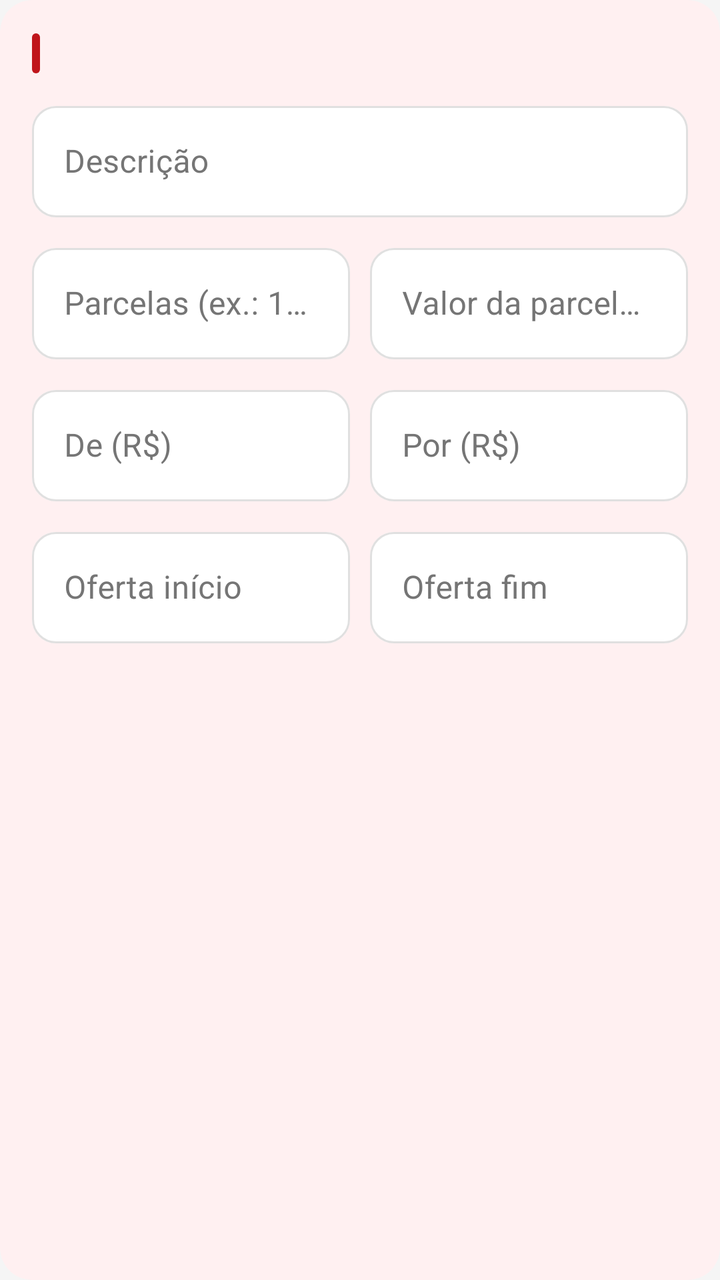
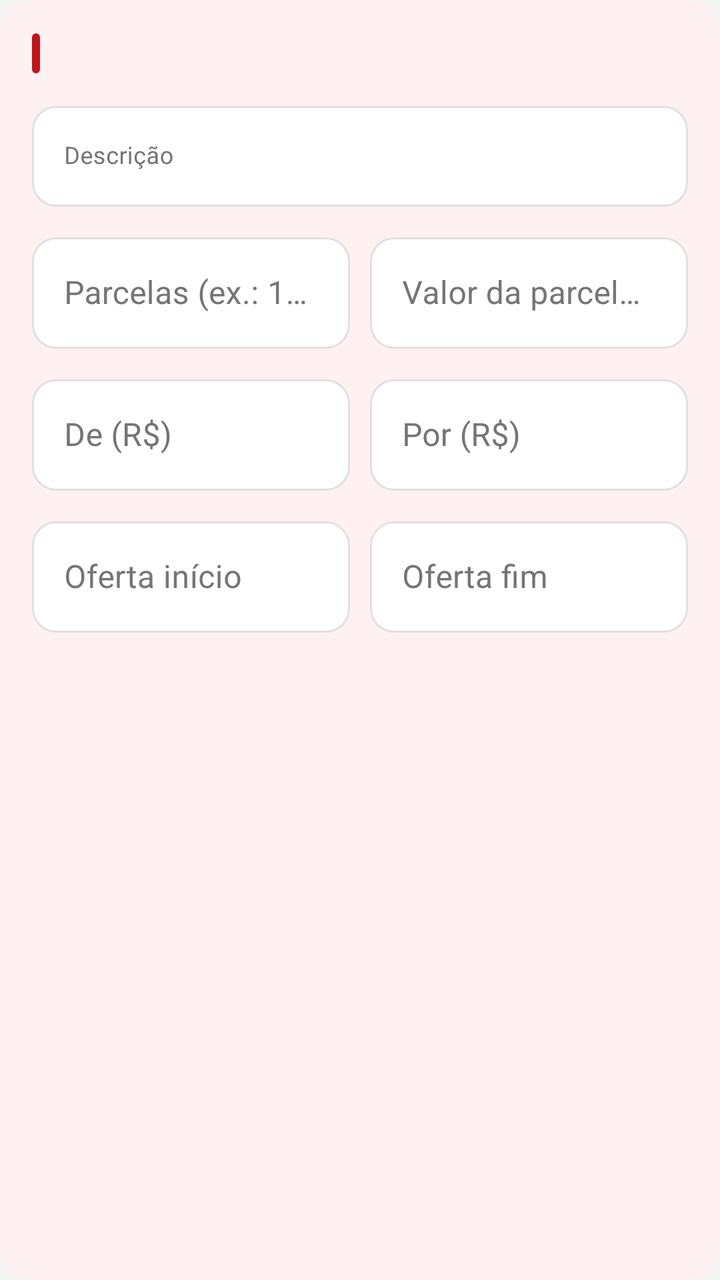

Before-and-after screenshots of an Android layout around one commit, followed by the original layout XML and the change that was made.
<!-- AndroidManifest.xml: application theme AppTheme.NoActionBar -->
<!-- res/layout/item_eletro_semana.xml -->
<?xml version="1.0" encoding="utf-8"?>
<com.google.android.material.card.MaterialCardView xmlns:android="http://schemas.android.com/apk/res/android"
    xmlns:app="http://schemas.android.com/apk/res-auto"
    android:layout_width="match_parent"
    android:layout_height="wrap_content"
    android:layout_marginBottom="16dp"
    app:cardBackgroundColor="#FFF0F1"
    app:cardCornerRadius="16dp"
    app:cardElevation="0dp"
    app:strokeWidth="0dp">

    <LinearLayout
        android:layout_width="match_parent"
        android:layout_height="wrap_content"
        android:orientation="vertical"
        android:padding="16dp">

        <LinearLayout
            android:layout_width="match_parent"
            android:layout_height="wrap_content"
            android:layout_marginBottom="10dp"
            android:gravity="center_vertical"
            android:orientation="horizontal">

            <View
                android:layout_width="4dp"
                android:layout_height="20dp"
                android:background="@drawable/bg_red_bar" />

            <Space
                android:layout_width="8dp"
                android:layout_height="1dp" />

            <TextView
                android:id="@+id/tvItemEletro"
                android:layout_width="match_parent"
                android:layout_height="wrap_content"
                android:textColor="#C0151B"
                android:textSize="16sp"
                android:textStyle="bold" />
        </LinearLayout>

        <com.google.android.material.textfield.TextInputLayout
            style="@style/EletroInputLayout"
            android:layout_width="match_parent"
            android:layout_height="wrap_content"
            android:layout_marginBottom="10dp"
            android:hint="Descrição">

            <com.google.android.material.textfield.TextInputEditText
                android:id="@+id/etDescricaoEletro"
                android:layout_width="match_parent"
                android:layout_height="wrap_content"
                android:inputType="textCapCharacters"
                android:maxLines="1" />
        </com.google.android.material.textfield.TextInputLayout>

        <LinearLayout
            android:layout_width="match_parent"
            android:layout_height="wrap_content"
            android:layout_marginBottom="10dp"
            android:orientation="horizontal">

            <com.google.android.material.textfield.TextInputLayout
                style="@style/EletroInputLayout"
                android:layout_width="0dp"
                android:layout_height="wrap_content"
                android:layout_weight="1"
                android:hint="Parcelas (ex.: 10x)">

                <com.google.android.material.textfield.TextInputEditText
                    android:id="@+id/etParcelasEletro"
                    android:layout_width="match_parent"
                    android:layout_height="wrap_content"
                    android:inputType="number"
                    android:maxLines="1" />
            </com.google.android.material.textfield.TextInputLayout>

            <com.google.android.material.textfield.TextInputLayout
                style="@style/EletroInputLayout"
                android:layout_width="0dp"
                android:layout_height="wrap_content"
                android:layout_marginStart="10dp"
                android:layout_weight="1"
                android:hint="Valor da parcela (R$)">

                <com.google.android.material.textfield.TextInputEditText
                    android:id="@+id/etValorParcelaEletro"
                    android:layout_width="match_parent"
                    android:layout_height="wrap_content"
                    android:digits="0123456789.,"
                    android:inputType="numberDecimal"
                    android:maxLines="1" />
            </com.google.android.material.textfield.TextInputLayout>
        </LinearLayout>

        <LinearLayout
            android:layout_width="match_parent"
            android:layout_height="wrap_content"
            android:layout_marginBottom="10dp"
            android:orientation="horizontal">

            <com.google.android.material.textfield.TextInputLayout
                style="@style/EletroInputLayout"
                android:layout_width="0dp"
                android:layout_height="wrap_content"
                android:layout_weight="1"
                android:hint="De (R$)">

                <com.google.android.material.textfield.TextInputEditText
                    android:id="@+id/etDeEletro"
                    android:layout_width="match_parent"
                    android:layout_height="wrap_content"
                    android:digits="0123456789.,"
                    android:inputType="numberDecimal"
                    android:maxLines="1" />
            </com.google.android.material.textfield.TextInputLayout>

            <com.google.android.material.textfield.TextInputLayout
                style="@style/EletroInputLayout"
                android:layout_width="0dp"
                android:layout_height="wrap_content"
                android:layout_marginStart="10dp"
                android:layout_weight="1"
                android:hint="Por (R$)">

                <com.google.android.material.textfield.TextInputEditText
                    android:id="@+id/etPorEletro"
                    android:layout_width="match_parent"
                    android:layout_height="wrap_content"
                    android:digits="0123456789.,"
                    android:inputType="numberDecimal"
                    android:maxLines="1" />
            </com.google.android.material.textfield.TextInputLayout>
        </LinearLayout>

        <LinearLayout
            android:layout_width="match_parent"
            android:layout_height="wrap_content"
            android:orientation="horizontal">

            <com.google.android.material.textfield.TextInputLayout
                style="@style/EletroInputLayout"
                android:layout_width="0dp"
                android:layout_height="wrap_content"
                android:layout_weight="1"
                android:hint="Oferta início">

                <com.google.android.material.textfield.TextInputEditText
                    android:id="@+id/etInicioEletro"
                    android:layout_width="match_parent"
                    android:layout_height="wrap_content"
                    android:inputType="number"
                    android:maxLength="10"
                    android:maxLines="1" />
            </com.google.android.material.textfield.TextInputLayout>

            <com.google.android.material.textfield.TextInputLayout
                style="@style/EletroInputLayout"
                android:layout_width="0dp"
                android:layout_height="wrap_content"
                android:layout_marginStart="10dp"
                android:layout_weight="1"
                android:hint="Oferta fim">

                <com.google.android.material.textfield.TextInputEditText
                    android:id="@+id/etFimEletro"
                    android:layout_width="match_parent"
                    android:layout_height="wrap_content"
                    android:inputType="number"
                    android:maxLength="10"
                    android:maxLines="1" />
            </com.google.android.material.textfield.TextInputLayout>
        </LinearLayout>
    </LinearLayout>
</com.google.android.material.card.MaterialCardView>
<!-- resources referenced by this layout -->
<resources>
  <!-- drawable bg_red_bar (drawable) -->
  <?xml version="1.0" encoding="utf-8"?>
  <shape xmlns:android="http://schemas.android.com/apk/res/android"
      android:shape="rectangle">
      <solid android:color="#C0151B" />
      <corners android:radius="2dp" />
  </shape>
  <style name="EletroInputLayout" parent="Widget.MaterialComponents.TextInputLayout.OutlinedBox">
          <item name="boxBackgroundColor">@android:color/white</item>
          <item name="boxStrokeWidth">1dp</item>
          <item name="boxStrokeColor">@color/tint_editavel_stroke</item>
          <item name="hintTextColor">@color/tint_editavel_hint</item>
          <item name="boxCornerRadiusTopStart">12dp</item>
          <item name="boxCornerRadiusTopEnd">12dp</item>
          <item name="boxCornerRadiusBottomStart">12dp</item>
          <item name="boxCornerRadiusBottomEnd">12dp</item>
          <item name="hintTextAppearance">@style/EditavelHint</item>
          <item name="android:textColorHint">#757575</item>
      </style>
  <style name="AppTheme.NoActionBar" parent="Theme.MaterialComponents.Light.NoActionBar">
          <item name="colorPrimary">@color/primary</item>
          <item name="colorPrimaryVariant">@color/primary_dark</item>
          <item name="colorSecondary">@color/accent</item>
          <item name="android:windowBackground">@color/gray_100</item>
          <item name="android:textColor">@color/gray_900</item>
          <item name="android:statusBarColor">@color/primary</item>
      </style>
  <style name="EditavelHint" parent="TextAppearance.MaterialComponents.Body2">
          <item name="android:textSize">12sp</item>
      </style>
  <color name="primary">#D7193F</color>
  <color name="primary_dark">#B0172F</color>
  <color name="accent">#4CAF50</color>
  <color name="gray_100">#F5F5F5</color>
  <color name="gray_900">#212121</color>
</resources>

<!-- the commit's change to res/layout/item_eletro_semana.xml (unified diff, before → after) -->
@@ -52,7 +52,8 @@
                 android:layout_width="match_parent"
                 android:layout_height="wrap_content"
                 android:inputType="textCapCharacters"
-                android:maxLines="1" />
+                android:maxLines="1"
+                android:textSize="12sp" />
         </com.google.android.material.textfield.TextInputLayout>
 
         <LinearLayout
